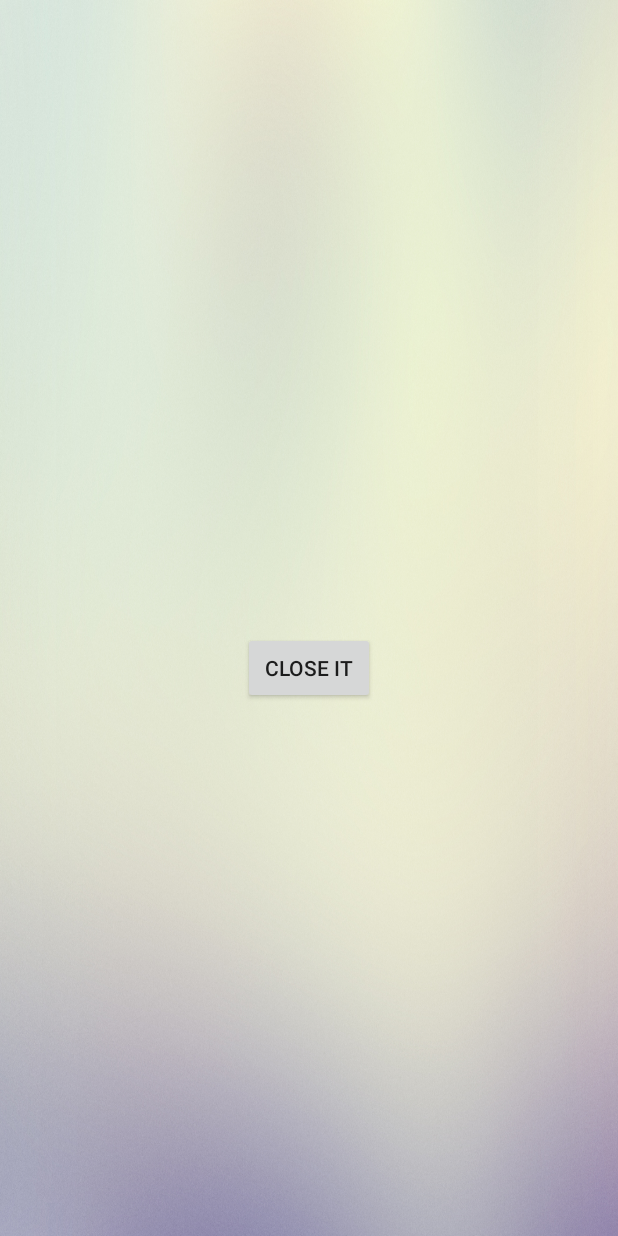
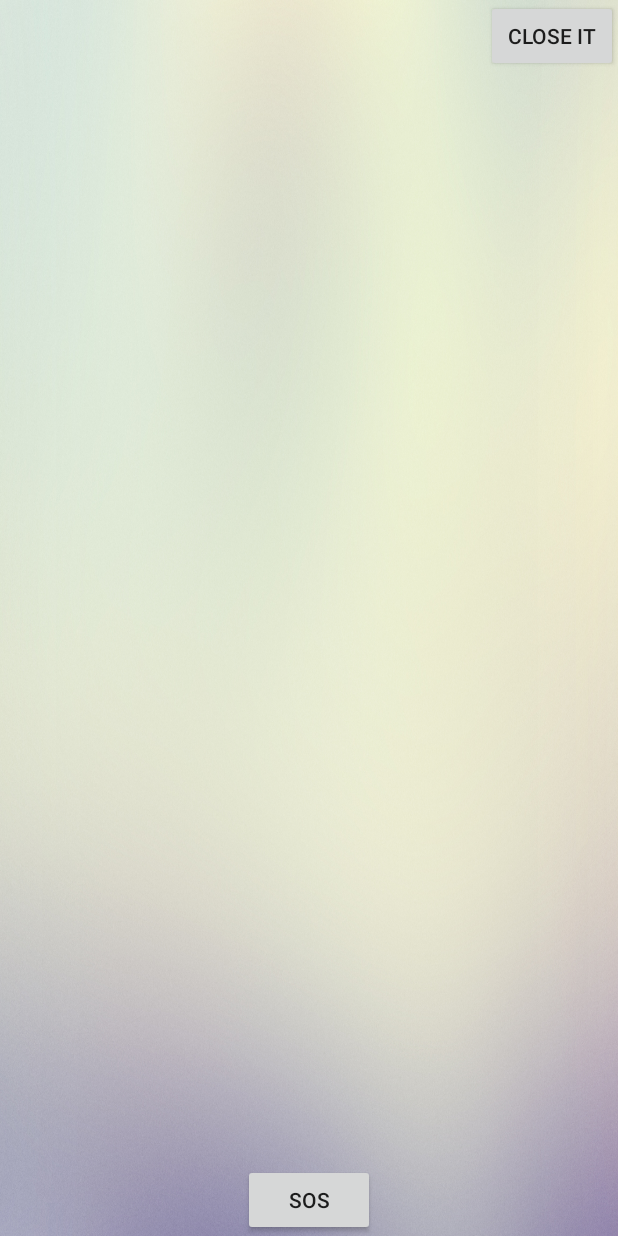
Before and after one commit to PaJir/Master, an Android app: the layout service_floating.xml on its own in the app's theme, with its tools: preview values and no code run, on a phone screen of 412 x 824 dp. Run offline under Robolectric (Android 15) with nearby library versions, the phone set to English and light mode, and no system bars.

Commit message:
1.0.3
能显示总时间、剩余时间（秒）和时间范围。到点后自动关闭，并发送一个通知。下一步：做图标，做SOS和关闭前输入密码。

```diff
--- a/app/src/main/res/layout/service_floating.xml
+++ b/app/src/main/res/layout/service_floating.xml
@@ -5,18 +5,48 @@
     android:layout_height="match_parent"
     android:background="@drawable/floating_bg_color">
 
-    <Button
-        android:id="@+id/buttonClose"
-        android:layout_width="wrap_content"
-        android:layout_height="wrap_content"
-        android:text="close it"
-        android:layout_below="@id/textViewCurTime"
-        android:layout_centerHorizontal="true"/>
-
     <TextView
         android:id="@+id/textViewCurTime"
         android:layout_width="wrap_content"
         android:layout_height="wrap_content"
         android:layout_centerInParent="true"/>
 
+    <TextView
+        android:id="@+id/textViewAllTime"
+        android:layout_width="wrap_content"
+        android:layout_height="wrap_content"
+        android:layout_below="@id/textViewCurTime"
+        android:layout_centerHorizontal="true"/>
+
+    <TextView
+        android:id="@+id/textViewLeftTime"
+        android:layout_width="wrap_content"
+        android:layout_height="wrap_content"
+        android:layout_below="@id/textViewAllTime"
+        android:layout_centerHorizontal="true"/>
+
+    <TextView
+        android:id="@+id/textViewDuringTime"
+        android:layout_width="wrap_content"
+        android:layout_height="wrap_content"
+        android:layout_below="@id/textViewLeftTime"
+        android:layout_centerHorizontal="true"/>
+
+    <Button
+        android:id="@+id/buttonClose"
+        android:layout_width="wrap_content"
+        android:layout_height="wrap_content"
+        android:text="close it"
+        android:layout_alignParentRight="true"
+        android:layout_alignParentTop="true"
+        android:layout_centerHorizontal="true"/>
+
+    <Button
+        android:id="@+id/buttonSOS"
+        android:layout_width="wrap_content"
+        android:layout_height="wrap_content"
+        android:text="SOS"
+        android:layout_alignParentBottom="true"
+        android:layout_centerHorizontal="true"/>
+
 </RelativeLayout>
```
Also changed, not shown: app/src/main/java/com/pajir/master/FloatingWindowService.java (+63 -46 lines), app/src/main/java/com/pajir/master/MainActivity.java (+4 -43 lines), app/src/main/java/com/pajir/master/RecordReceiver.java (added, +18 -0 lines).
